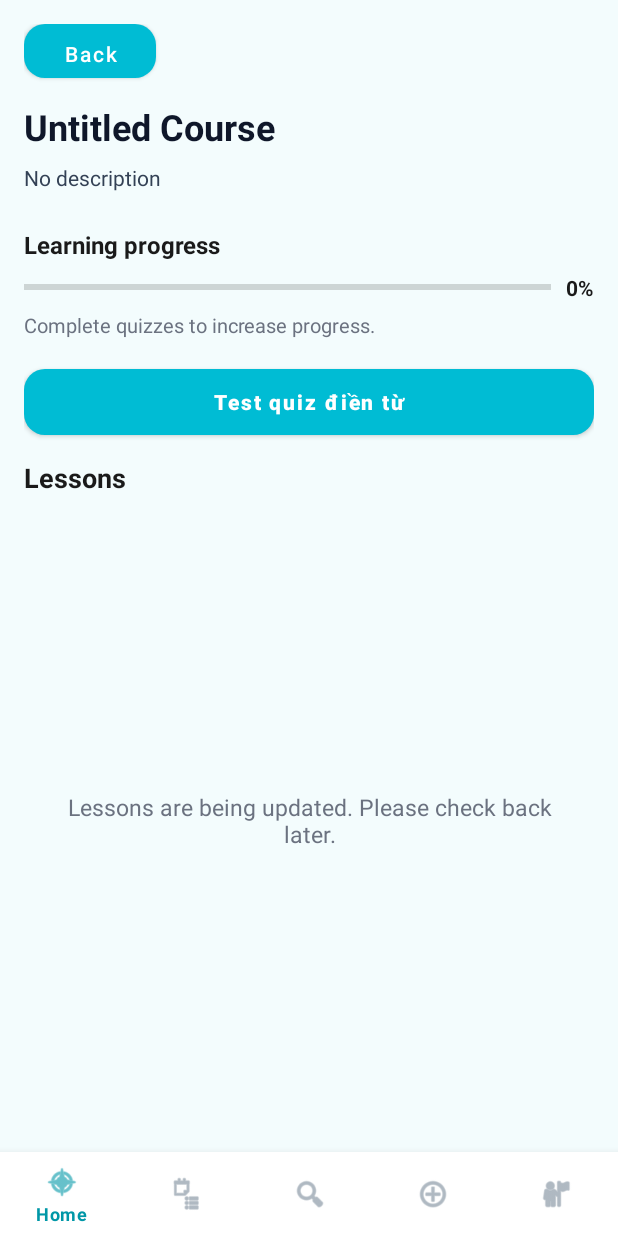
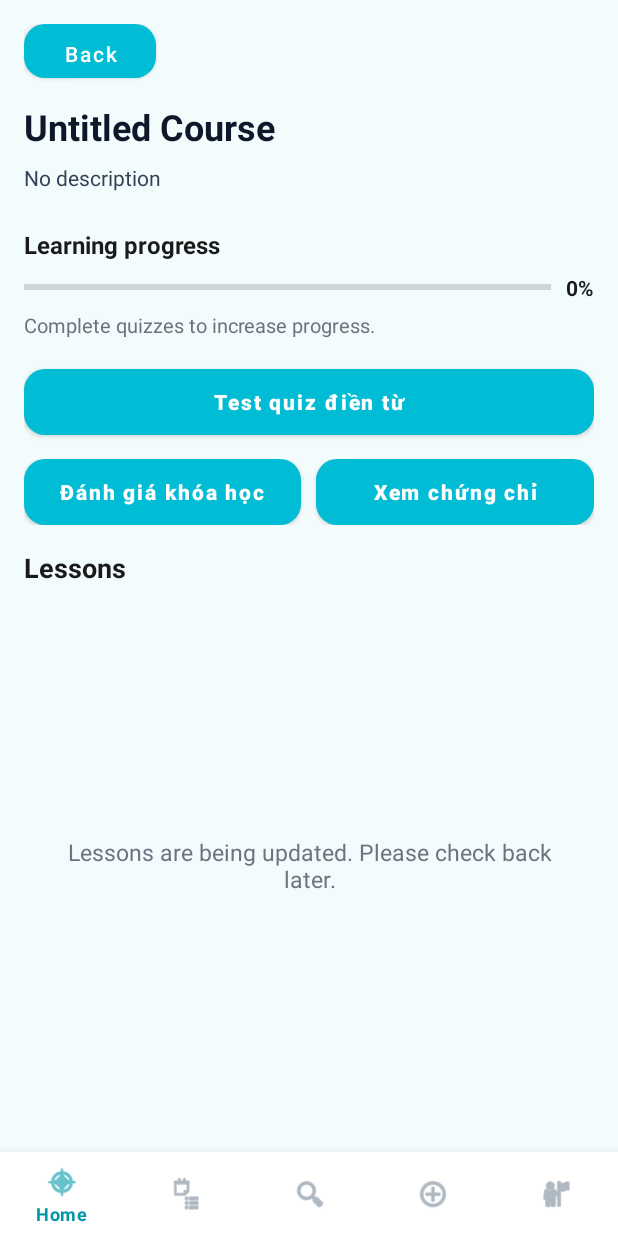
Before and after one commit to yuno1310/EduFlexDQDT, an Android app: the CourseDetailFragment screen opened through its navigation route, on a phone screen of 412 x 824 dp. Run offline under Robolectric (Android 15) with nearby library versions, the phone set to English and light mode, and no system bars; our stand-ins replace navigation-ui; network calls fail; 1 statement that could not run was skipped.

Commit message:
feat: add course review and certificate completion screens
Agent-Logs-Url: https://github.com/yuno1310/EduFlexDQDT/sessions/82e883e9-0175-4e35-86fa-35b206cfd3ee

Co-authored-by: khuongduy354 <42113313+khuongduy354@users.noreply.github.com>

```diff
--- a/app/src/main/java/com/eduflex/android/MainActivity.java
+++ b/app/src/main/java/com/eduflex/android/MainActivity.java
@@ -154,7 +154,9 @@ public class MainActivity extends AppCompatActivity {
 
         if (id == R.id.homeFragment || id == R.id.courseDetailFragment
                 || id == R.id.lessonStudyFragment || id == R.id.quizFragment
-                || id == R.id.leaderboardFragment) {
+                || id == R.id.leaderboardFragment || id == R.id.courseReviewFragment
+                || id == R.id.certificateFragment || id == R.id.quizResultFragment
+                || id == R.id.fillBlankQuizMockFragment) {
             return R.id.homeFragment;
         }
 
--- a/app/src/main/java/com/eduflex/android/ui/course_detail/CourseDetailFragment.java
+++ b/app/src/main/java/com/eduflex/android/ui/course_detail/CourseDetailFragment.java
@@ -83,6 +83,10 @@ public class CourseDetailFragment extends Fragment {
 
         Button btnTestFillBlankQuiz = view.findViewById(R.id.btn_test_fill_blank_quiz);
         btnTestFillBlankQuiz.setOnClickListener(v -> openFillBlankQuizMock());
+        Button btnCourseReview = view.findViewById(R.id.btn_course_review);
+        btnCourseReview.setOnClickListener(v -> openCourseReview());
+        Button btnCourseCertificate = view.findViewById(R.id.btn_course_certificate);
+        btnCourseCertificate.setOnClickListener(v -> openCertificate());
 
         rvLessons = view.findViewById(R.id.rv_lessons);
         tvLessonsEmpty = view.findViewById(R.id.tv_lessons_empty);
@@ -182,19 +186,44 @@ public class CourseDetailFragment extends Fragment {
         navController.navigate(R.id.fillBlankQuizMockFragment, args);
     }
 
+    private void openCourseReview() {
+        Bundle args = new Bundle();
+        args.putString("courseId", courseId == null ? "" : courseId);
+        args.putString("courseTitle", courseTitle == null ? "Course" : courseTitle);
+        NavHostFragment.findNavController(this).navigate(R.id.courseReviewFragment, args);
+    }
+
+    private void openCertificate() {
+        int progress = getCurrentCourseProgress();
+        if (progress < 100) {
+            Toast.makeText(requireContext(), "Complete 100% progress to unlock certificate.", Toast.LENGTH_SHORT).show();
+            return;
+        }
+
+        Bundle args = new Bundle();
+        args.putString("courseId", courseId == null ? "" : courseId);
+        args.putString("courseTitle", courseTitle == null ? "Course" : courseTitle);
+        NavHostFragment.findNavController(this).navigate(R.id.certificateFragment, args);
+    }
+
     private void updateCourseProgressUi() {
         if (progressCourse == null || tvCourseProgressValue == null) {
             return;
         }
 
+        int progress = getCurrentCourseProgress();
+
+        progressCourse.setProgress(progress);
+        tvCourseProgressValue.setText(progress + "%");
+    }
+
+    private int getCurrentCourseProgress() {
         int progress = 0;
         if (courseId != null && !courseId.isEmpty()) {
             SharedPreferences prefs = requireContext().getSharedPreferences(PREF_COURSE_PROGRESS, Context.MODE_PRIVATE);
             progress = Math.max(0, Math.min(100, prefs.getInt(courseId, 0)));
         }
-
-        progressCourse.setProgress(progress);
-        tvCourseProgressValue.setText(progress + "%");
+        return progress;
     }
 
     private String getMockContent(String lessonTitle, String contentType) {
--- a/app/src/main/res/layout/fragment_course_detail.xml
+++ b/app/src/main/res/layout/fragment_course_detail.xml
@@ -95,6 +95,39 @@
         android:textColor="@color/text_on_brand"
         android:textStyle="bold" />
 
+    <LinearLayout
+        android:layout_width="match_parent"
+        android:layout_height="wrap_content"
+        android:layout_marginBottom="16dp"
+        android:orientation="horizontal">
+
+        <Button
+            android:id="@+id/btn_course_review"
+            android:layout_width="0dp"
+            android:layout_height="44dp"
+            android:layout_weight="1"
+            android:background="@drawable/bg_button_primary_rounded"
+            android:text="Đánh giá khóa học"
+            android:textAllCaps="false"
+            android:textColor="@color/text_on_brand"
+            android:textStyle="bold" />
+
+        <Space
+            android:layout_width="10dp"
+            android:layout_height="1dp" />
+
+        <Button
+            android:id="@+id/btn_course_certificate"
+            android:layout_width="0dp"
+            android:layout_height="44dp"
+            android:layout_weight="1"
+            android:background="@drawable/bg_button_primary_rounded"
+            android:text="Xem chứng chỉ"
+            android:textAllCaps="false"
+            android:textColor="@color/text_on_brand"
+            android:textStyle="bold" />
+    </LinearLayout>
+
     <!-- Lessons Header -->
     <TextView
         android:layout_width="match_parent"
--- a/app/src/main/res/navigation/nav_graph.xml
+++ b/app/src/main/res/navigation/nav_graph.xml
@@ -148,4 +148,32 @@
             android:defaultValue="false" />
     </fragment>
 
+    <fragment
+        android:id="@+id/courseReviewFragment"
+        android:name="com.eduflex.android.ui.review.CourseReviewFragment"
+        android:label="Course Review">
+        <argument
+            android:name="courseId"
+            app:argType="string"
+            android:defaultValue="" />
+        <argument
+            android:name="courseTitle"
+            app:argType="string"
+            android:defaultValue="Course" />
+    </fragment>
+
+    <fragment
+        android:id="@+id/certificateFragment"
+        android:name="com.eduflex.android.ui.certificate.CertificateFragment"
+        android:label="Certificate">
+        <argument
+            android:name="courseId"
+            app:argType="string"
+            android:defaultValue="" />
+        <argument
+            android:name="courseTitle"
+            app:argType="string"
+            android:defaultValue="Course" />
+    </fragment>
+
 </navigation>
```
Also changed, not shown: app/src/main/java/com/eduflex/android/ui/certificate/CertificateFragment.java (added, +73 -0 lines), app/src/main/java/com/eduflex/android/ui/review/CourseReviewFragment.java (added, +116 -0 lines), app/src/main/res/layout/fragment_certificate.xml (added, +111 -0 lines), app/src/main/res/layout/fragment_course_review.xml (added, +113 -0 lines).
